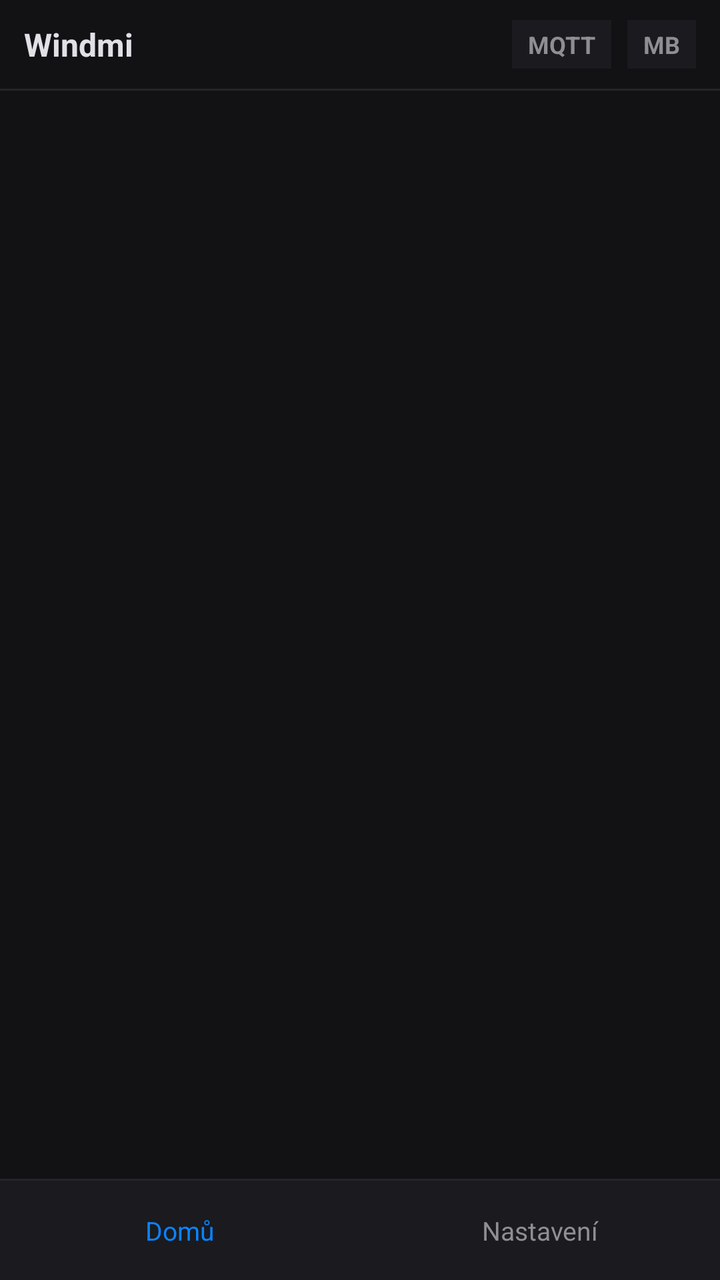
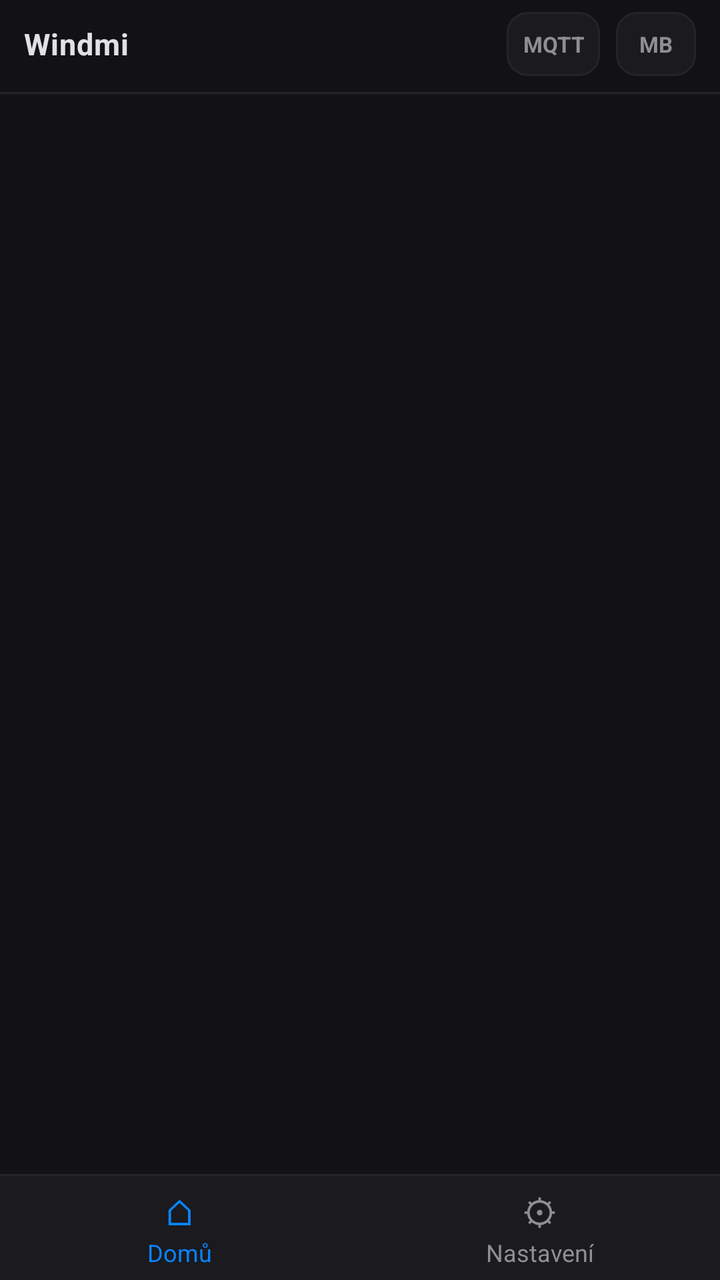

An Android layout rendered at two revisions. The XML below is the earlier revision; the diff shows what the commit changed to produce the second picture.
<!-- AndroidManifest.xml: activity theme Theme.WindmiCtrl -->
<!-- res/layout/activity_main.xml -->
<?xml version="1.0" encoding="utf-8"?>
<LinearLayout xmlns:android="http://schemas.android.com/apk/res/android"
    android:layout_width="match_parent"
    android:layout_height="match_parent"
    android:background="#121214"
    android:orientation="vertical">

    <LinearLayout
        android:layout_width="match_parent"
        android:layout_height="wrap_content"
        android:gravity="center_vertical"
        android:orientation="horizontal"
        android:paddingHorizontal="12dp"
        android:paddingVertical="10dp">

        <TextView
            android:layout_width="0dp"
            android:layout_height="wrap_content"
            android:layout_weight="1"
            android:text="Windmi"
            android:textColor="#E0E0E6"
            android:textSize="16sp"
            android:textStyle="bold" />

        <TextView
            android:id="@+id/sigMqtt"
            android:layout_width="wrap_content"
            android:layout_height="wrap_content"
            android:background="#1A1A1F"
            android:paddingHorizontal="8dp"
            android:paddingVertical="4dp"
            android:text="MQTT"
            android:textColor="#8E8E93"
            android:textSize="12sp"
            android:textStyle="bold" />

        <TextView
            android:id="@+id/sigMb"
            android:layout_width="wrap_content"
            android:layout_height="wrap_content"
            android:layout_marginStart="8dp"
            android:background="#1A1A1F"
            android:paddingHorizontal="8dp"
            android:paddingVertical="4dp"
            android:text="MB"
            android:textColor="#8E8E93"
            android:textSize="12sp"
            android:textStyle="bold" />
    </LinearLayout>

    <View
        android:layout_width="match_parent"
        android:layout_height="1dp"
        android:background="#24242B" />

    <TextView
        android:id="@+id/faultBanner"
        android:layout_width="match_parent"
        android:layout_height="wrap_content"
        android:background="#33FF453A"
        android:padding="12dp"
        android:textColor="#FFD60A"
        android:visibility="gone" />

    <FrameLayout
        android:id="@+id/content"
        android:layout_width="match_parent"
        android:layout_height="0dp"
        android:layout_weight="1" />

    <View
        android:layout_width="match_parent"
        android:layout_height="1dp"
        android:background="#24242B" />

    <LinearLayout
        android:layout_width="match_parent"
        android:layout_height="wrap_content"
        android:background="#1A1A1F"
        android:orientation="horizontal"
        android:paddingVertical="8dp">

        <TextView
            android:id="@+id/navHome"
            android:layout_width="0dp"
            android:layout_height="wrap_content"
            android:layout_weight="1"
            android:gravity="center"
            android:padding="8dp"
            android:text="Domů"
            android:textColor="#0A84FF"
            android:textSize="13sp" />

        <TextView
            android:id="@+id/navSettings"
            android:layout_width="0dp"
            android:layout_height="wrap_content"
            android:layout_weight="1"
            android:gravity="center"
            android:padding="8dp"
            android:text="Nastavení"
            android:textColor="#8E8E93"
            android:textSize="13sp" />
    </LinearLayout>
</LinearLayout>
<!-- resources referenced by this layout -->
<resources>
  <style name="Theme.WindmiCtrl" parent="Theme.MaterialComponents.DayNight.NoActionBar">
          <item name="android:statusBarColor">#121214</item>
          <item name="android:navigationBarColor">#121214</item>
          <item name="android:windowBackground">#121214</item>
          <item name="colorPrimary">#0A84FF</item>
          <item name="colorOnPrimary">#FFFFFF</item>
          <item name="android:textColorPrimary">#E0E0E6</item>
      </style>
</resources>

<!-- the commit's change to res/layout/activity_main.xml (unified diff, before → after) -->
@@ -1,66 +1,93 @@
 <?xml version="1.0" encoding="utf-8"?>
 <LinearLayout xmlns:android="http://schemas.android.com/apk/res/android"
+    android:id="@+id/root"
     android:layout_width="match_parent"
     android:layout_height="match_parent"
-    android:background="#121214"
+    android:background="@color/bg"
     android:orientation="vertical">
 
     <LinearLayout
+        android:id="@+id/topbar"
         android:layout_width="match_parent"
         android:layout_height="wrap_content"
         android:gravity="center_vertical"
         android:orientation="horizontal"
         android:paddingHorizontal="12dp"
-        android:paddingVertical="10dp">
+        android:paddingTop="6dp"
+        android:paddingBottom="8dp">
 
         <TextView
             android:layout_width="0dp"
             android:layout_height="wrap_content"
             android:layout_weight="1"
+            android:letterSpacing="0.02"
             android:text="Windmi"
-            android:textColor="#E0E0E6"
-            android:textSize="16sp"
+            android:textColor="@color/text"
+            android:textSize="15sp"
             android:textStyle="bold" />
 
         <TextView
             android:id="@+id/sigMqtt"
             android:layout_width="wrap_content"
-            android:layout_height="wrap_content"
-            android:background="#1A1A1F"
+            android:layout_height="32dp"
+            android:background="@drawable/bg_sig"
+            android:gravity="center"
+            android:minWidth="40dp"
             android:paddingHorizontal="8dp"
-            android:paddingVertical="4dp"
             android:text="MQTT"
-            android:textColor="#8E8E93"
-            android:textSize="12sp"
+            android:textColor="@color/muted"
+            android:textSize="11sp"
             android:textStyle="bold" />
 
         <TextView
             android:id="@+id/sigMb"
             android:layout_width="wrap_content"
-            android:layout_height="wrap_content"
+            android:layout_height="32dp"
             android:layout_marginStart="8dp"
-            android:background="#1A1A1F"
+            android:background="@drawable/bg_sig"
+            android:gravity="center"
+            android:minWidth="40dp"
             android:paddingHorizontal="8dp"
-            android:paddingVertical="4dp"
             android:text="MB"
-            android:textColor="#8E8E93"
-            android:textSize="12sp"
+            android:textColor="@color/muted"
+            android:textSize="11sp"
             android:textStyle="bold" />
     </LinearLayout>
 
     <View
         android:layout_width="match_parent"
         android:layout_height="1dp"
-        android:background="#24242B" />
+        android:background="@color/border" />
 
-    <TextView
+    <LinearLayout
         android:id="@+id/faultBanner"
         android:layout_width="match_parent"
         android:layout_height="wrap_content"
-        android:background="#33FF453A"
-        android:padding="12dp"
-        android:textColor="#FFD60A"
-        android:visibility="gone" />
+        android:layout_marginHorizontal="12dp"
+        android:layout_marginTop="8dp"
+        android:background="@drawable/bg_fault"
+        android:orientation="vertical"
+        android:paddingHorizontal="12dp"
+        android:paddingVertical="8dp"
+        android:visibility="gone">
+
+        <TextView
+            android:layout_width="match_parent"
+            android:layout_height="wrap_content"
+            android:letterSpacing="0.04"
+            android:text="PORUCHOVÉ HLÁŠENÍ"
+            android:textAllCaps="true"
+            android:textColor="@color/fault"
+            android:textSize="12sp"
+            android:textStyle="bold" />
+
+        <TextView
+            android:id="@+id/faultText"
+            android:layout_width="match_parent"
+            android:layout_height="wrap_content"
+            android:textColor="@color/fault_text"
+            android:textSize="13sp" />
+    </LinearLayout>
 
     <FrameLayout
         android:id="@+id/content"
@@ -71,35 +98,67 @@
     <View
         android:layout_width="match_parent"
         android:layout_height="1dp"
-        android:background="#24242B" />
+        android:background="@color/border" />
 
     <LinearLayout
+        android:id="@+id/bottomNav"
         android:layout_width="match_parent"
-        android:layout_height="wrap_content"
-        android:background="#1A1A1F"
-        android:orientation="horizontal"
-        android:paddingVertical="8dp">
+        android:layout_height="52dp"
+        android:background="@color/panel"
+        android:orientation="horizontal">
 
-        <TextView
+        <LinearLayout
             android:id="@+id/navHome"
             android:layout_width="0dp"
-            android:layout_height="wrap_content"
+            android:layout_height="match_parent"
             android:layout_weight="1"
+            android:background="?attr/selectableItemBackground"
+            android:clickable="true"
+            android:focusable="true"
             android:gravity="center"
-            android:padding="8dp"
-            android:text="Domů"
-            android:textColor="#0A84FF"
-            android:textSize="13sp" />
+            android:orientation="vertical">
 
-        <TextView
+            <TextView
+                android:layout_width="wrap_content"
+                android:layout_height="wrap_content"
+                android:text="⌂"
+                android:textColor="@color/room"
+                android:textSize="18sp" />
+
+            <TextView
+                android:id="@+id/navHomeLabel"
+                android:layout_width="wrap_content"
+                android:layout_height="wrap_content"
+                android:text="Domů"
+                android:textColor="@color/room"
+                android:textSize="12sp" />
+        </LinearLayout>
+
+        <LinearLayout
             android:id="@+id/navSettings"
             android:layout_width="0dp"
-            android:layout_height="wrap_content"
+            android:layout_height="match_parent"
             android:layout_weight="1"
+            android:background="?attr/selectableItemBackground"
+            android:clickable="true"
+            android:focusable="true"
             android:gravity="center"
-            android:padding="8dp"
-            android:text="Nastavení"
-            android:textColor="#8E8E93"
-            android:textSize="13sp" />
+            android:orientation="vertical">
+
+            <TextView
+                android:layout_width="wrap_content"
+                android:layout_height="wrap_content"
+                android:text="⚙"
+                android:textColor="@color/muted"
+                android:textSize="18sp" />
+
+            <TextView
+                android:id="@+id/navSettingsLabel"
+                android:layout_width="wrap_content"
+                android:layout_height="wrap_content"
+                android:text="Nastavení"
+                android:textColor="@color/muted"
+                android:textSize="12sp" />
+        </LinearLayout>
     </LinearLayout>
 </LinearLayout>
<!-- resource entries referenced after the edit -->
@@ -1,12 +1,39 @@
 <!-- resources referenced by this layout -->
 <resources>
+  <color name="bg">#121214</color>
+  <color name="border">#24242B</color>
+  <color name="fault">#FF453A</color>
+  <color name="fault_text">#FFD60A</color>
+  <color name="muted">#8E8E93</color>
+  <color name="panel">#1A1A1F</color>
+  <color name="room">#0A84FF</color>
+  <color name="text">#E0E0E6</color>
+  <!-- drawable bg_fault (drawable) -->
+  <?xml version="1.0" encoding="utf-8"?>
+  <shape xmlns:android="http://schemas.android.com/apk/res/android" android:shape="rectangle">
+      <solid android:color="@color/panel" />
+      <stroke android:width="1dp" android:color="@color/sig_error_border" />
+      <corners android:radius="8dp" />
+  </shape>
+  <!-- drawable bg_sig (drawable) -->
+  <?xml version="1.0" encoding="utf-8"?>
+  <shape xmlns:android="http://schemas.android.com/apk/res/android" android:shape="rectangle">
+      <solid android:color="@color/panel" />
+      <stroke android:width="1dp" android:color="@color/border" />
+      <corners android:radius="10dp" />
+  </shape>
   <style name="Theme.WindmiCtrl" parent="Theme.MaterialComponents.DayNight.NoActionBar">
-          <item name="android:statusBarColor">#121214</item>
-          <item name="android:navigationBarColor">#121214</item>
-          <item name="android:windowBackground">#121214</item>
-          <item name="colorPrimary">#0A84FF</item>
+          <item name="android:statusBarColor">@color/bg</item>
+          <item name="android:navigationBarColor">@color/bg</item>
+          <item name="android:windowBackground">@color/bg</item>
+          <item name="android:windowLightStatusBar">false</item>
+          <item name="colorPrimary">@color/room</item>
           <item name="colorOnPrimary">#FFFFFF</item>
-          <item name="android:textColorPrimary">#E0E0E6</item>
+          <item name="android:textColorPrimary">@color/text</item>
+          <item name="android:textColorHint">@color/muted</item>
+          <item name="colorControlNormal">@color/border</item>
+          <item name="colorControlActivated">@color/room</item>
       </style>
+  <color name="sig_error_border">#5C1F1A</color>
 </resources>
 
